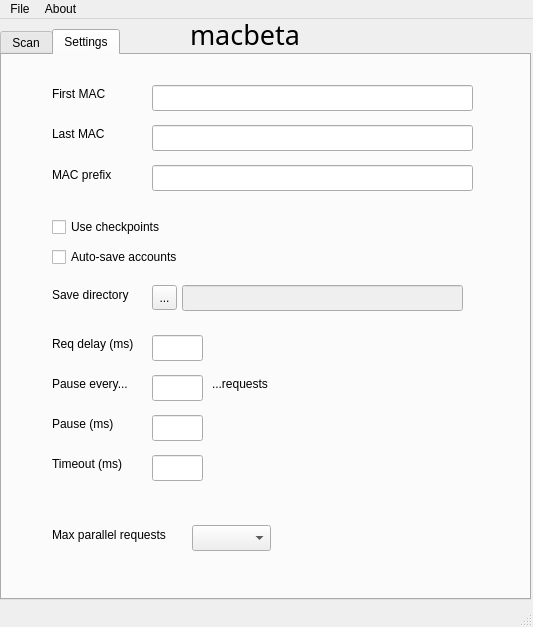
Above: interface.ui from dougy147/smac before the change. Below: the same form after it.
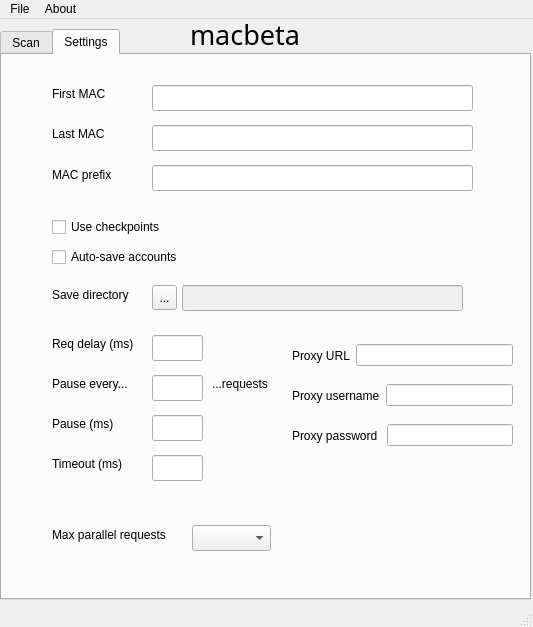
That is the form after the change. The open tabs and pages were chosen to show the change.

Commit message: update interface.ui according to previous commits

The edit to the form file:
```diff
--- a/interface.ui
+++ b/interface.ui
@@ -446,6 +446,72 @@
        <string>...requests</string>
       </property>
      </widget>
+     <widget class="QWidget" name="horizontalLayoutWidget">
+      <property name="geometry">
+       <rect>
+        <x>290</x>
+        <y>280</y>
+        <width>221</width>
+        <height>41</height>
+       </rect>
+      </property>
+      <layout class="QHBoxLayout" name="horizontalLayout_2">
+       <item>
+        <widget class="QLabel" name="label_4">
+         <property name="text">
+          <string>Proxy URL</string>
+         </property>
+        </widget>
+       </item>
+       <item>
+        <widget class="QLineEdit" name="entry_proxy_url"/>
+       </item>
+      </layout>
+     </widget>
+     <widget class="QWidget" name="horizontalLayoutWidget_3">
+      <property name="geometry">
+       <rect>
+        <x>290</x>
+        <y>320</y>
+        <width>221</width>
+        <height>41</height>
+       </rect>
+      </property>
+      <layout class="QHBoxLayout" name="horizontalLayout_4">
+       <item>
+        <widget class="QLabel" name="label_16">
+         <property name="text">
+          <string>Proxy username</string>
+         </property>
+        </widget>
+       </item>
+       <item>
+        <widget class="QLineEdit" name="entry_proxy_username"/>
+       </item>
+      </layout>
+     </widget>
+     <widget class="QWidget" name="horizontalLayoutWidget_4">
+      <property name="geometry">
+       <rect>
+        <x>290</x>
+        <y>360</y>
+        <width>221</width>
+        <height>41</height>
+       </rect>
+      </property>
+      <layout class="QHBoxLayout" name="horizontalLayout_5">
+       <item>
+        <widget class="QLabel" name="label_17">
+         <property name="text">
+          <string>Proxy password </string>
+         </property>
+        </widget>
+       </item>
+       <item>
+        <widget class="QLineEdit" name="entry_proxy_password"/>
+       </item>
+      </layout>
+     </widget>
     </widget>
    </widget>
    <widget class="QLabel" name="label_3">
```
Left out of the diff: 2 changed lines with no effect on the pictures.
